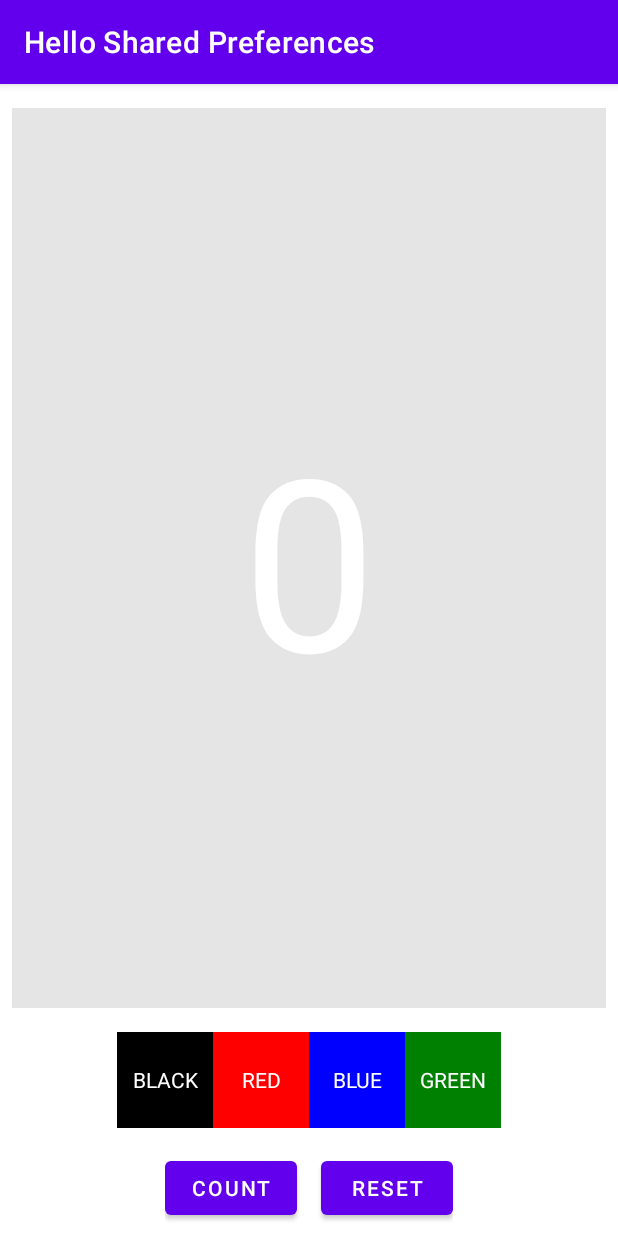
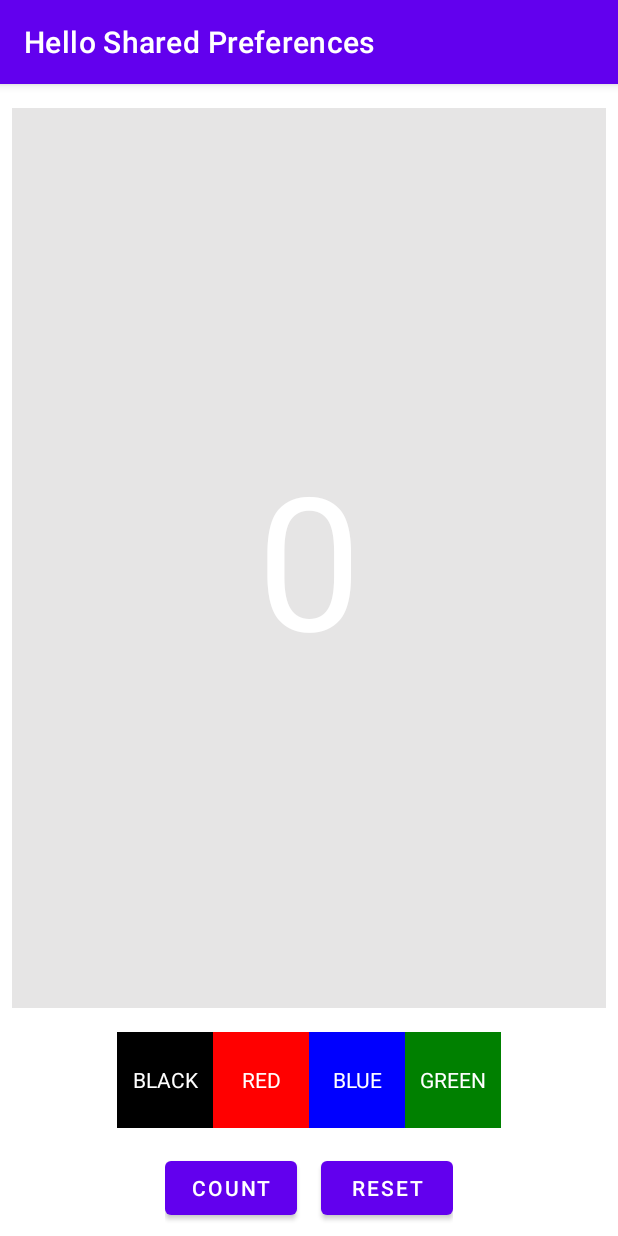
Before and after one commit to imAtulSharma/Codelab, an Android app: the screen it shows after launch (MainActivity), on a phone screen of 412 x 824 dp. Run offline under Robolectric (Android 15) with nearby library versions, the phone set to English and light mode, and no system bars.

```diff
--- a/app/src/main/res/layout/activity_main.xml
+++ b/app/src/main/res/layout/activity_main.xml
@@ -18,7 +18,7 @@
         android:gravity="center"
         android:text="0"
         android:textColor="@color/white"
-        android:textSize="160sp"
+        android:textSize="124sp"
         app:layout_constraintBottom_toTopOf="@+id/constraintLayout2"
         app:layout_constraintEnd_toEndOf="parent"
         app:layout_constraintStart_toStartOf="parent"
```
